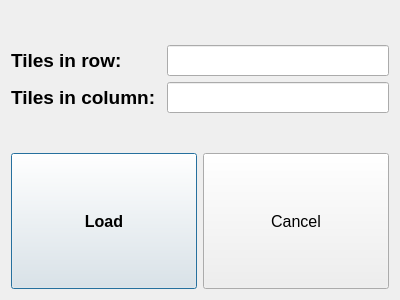
Before: the Qt Designer form Memory/dialog.ui in TMalicki/QT-programs, drawn with Qt 5.
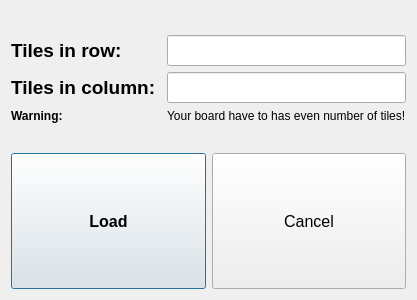
After: the same form once the commit is applied.

```diff
--- a/Memory/dialog.ui
+++ b/Memory/dialog.ui
@@ -89,6 +89,42 @@
        </property>
       </widget>
      </item>
+     <item row="2" column="0">
+      <widget class="QLabel" name="label_4">
+       <property name="minimumSize">
+        <size>
+         <width>0</width>
+         <height>0</height>
+        </size>
+       </property>
+       <property name="maximumSize">
+        <size>
+         <width>59</width>
+         <height>16777215</height>
+        </size>
+       </property>
+       <property name="font">
+        <font>
+         <pointsize>9</pointsize>
+         <weight>75</weight>
+         <bold>true</bold>
+        </font>
+       </property>
+       <property name="text">
+        <string>&lt;html&gt;&lt;head/&gt;&lt;body&gt;&lt;p align=&quot;center&quot;&gt;&lt;span style=&quot; font-size:9pt;&quot;&gt;Warning: &lt;/span&gt;&lt;/p&gt;&lt;/body&gt;&lt;/html&gt;</string>
+       </property>
+       <property name="alignment">
+        <set>Qt::AlignBottom|Qt::AlignHCenter</set>
+       </property>
+      </widget>
+     </item>
+     <item row="2" column="1">
+      <widget class="QLabel" name="label_5">
+       <property name="text">
+        <string>Your board have to has even number of tiles!</string>
+       </property>
+      </widget>
+     </item>
     </layout>
    </item>
    <item>
```
